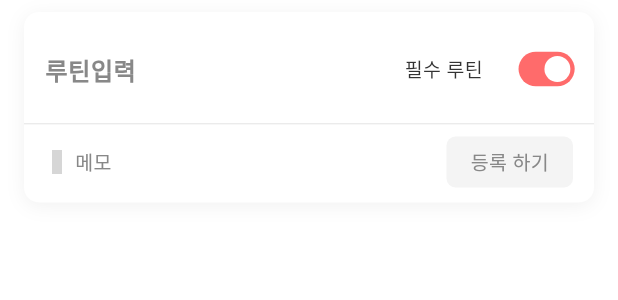
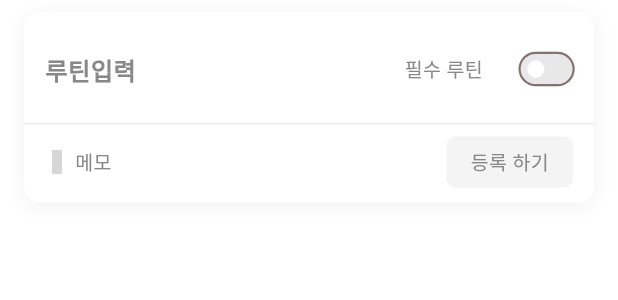
Before and after one commit to xxcordeau/DailyRoutines, a Flutter app: the QuickAddField widget shown alone on an empty page, opened directly, on a phone screen of 412 x 824 dp. Shown: the top 300 px of the screen. Run offline on Flutter 3.47's test engine with Material 3 defaults, Android fonts, the phone set to English and light mode, and no system bars; our stand-ins replace flutter_riverpod, flutter_svg, go_router, hive, hive_flutter, hugeicons; missing offline and left inert: home_widget; accounts and stored records are empty; Roboto replaces fonts that are missing (Pretendard); grey boxes are pictures that could not be loaded.

Commit message:
평소루틴→오늘루틴, 필수버튼 기본 비활성, 로고 축소

```diff
--- a/lib/features/home/screens/home_screen.dart
+++ b/lib/features/home/screens/home_screen.dart
@@ -161,7 +161,7 @@ class _HomeScreenState extends ConsumerState<HomeScreen>
           if (routineTasks.isNotEmpty) ...[
             SliverToBoxAdapter(
               child: TaskSectionHeader(
-                title: '평소 루틴',
+                title: '오늘 루틴',
                 completed: routProgress.completed,
                 total: routProgress.total,
                 isCollapsible: true,
--- a/lib/features/home/widgets/home_header.dart
+++ b/lib/features/home/widgets/home_header.dart
@@ -42,7 +42,7 @@ class _LogoWidget extends StatelessWidget {
   @override
   Widget build(BuildContext context) {
     return SizedBox(
-      height: 36,
+      height: 28,
       child: AspectRatio(
         aspectRatio: 386 / 250,
         child: SvgPicture.asset(
--- a/lib/features/home/widgets/quick_add_field.dart
+++ b/lib/features/home/widgets/quick_add_field.dart
@@ -14,7 +14,7 @@ class QuickAddField extends ConsumerStatefulWidget {
 class _QuickAddFieldState extends ConsumerState<QuickAddField> {
   final _titleController = TextEditingController();
   final _memoController = TextEditingController();
-  bool _isRequired = true;
+  bool _isRequired = false;
   bool _showMemo = false;
 
   @override
```
